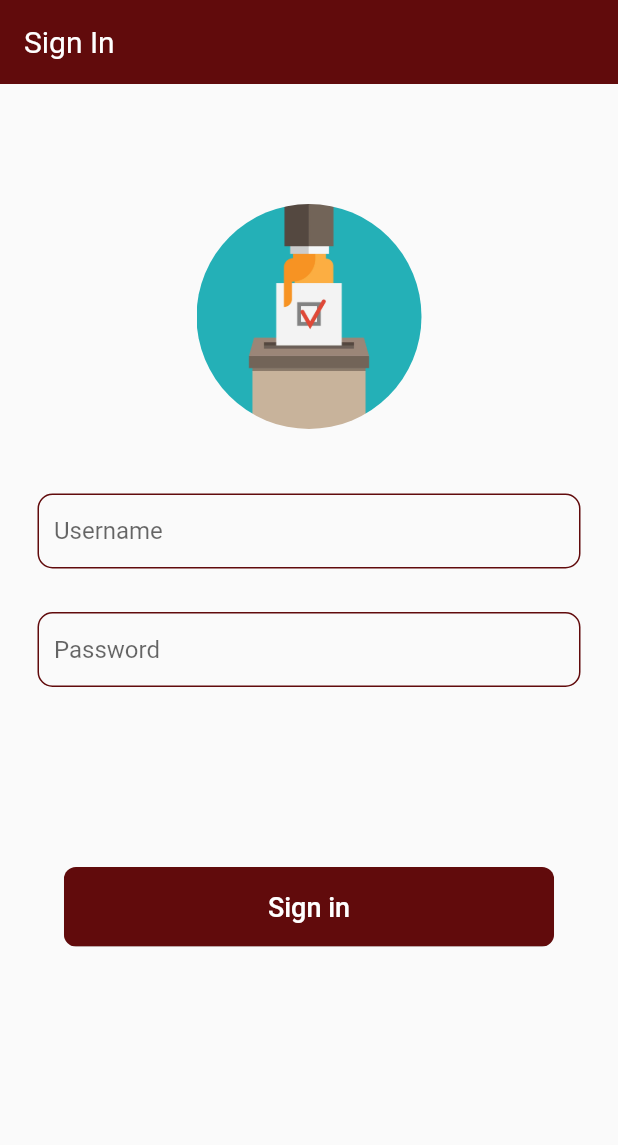
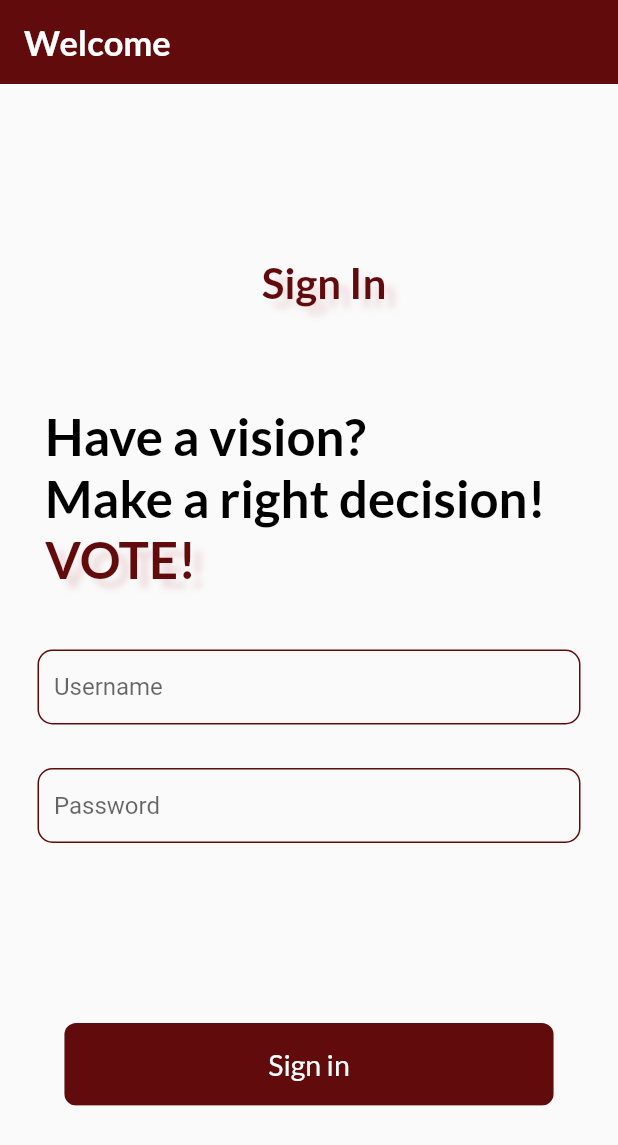
Before and after one commit to joforikwakye/nex_vote_beta, a Flutter app: the screen it shows after launch, on a phone screen of 412 x 824 dp. Shown: the top 1145 px of the screen. Run offline on Flutter 3.47's test engine with Material 2 defaults, Android fonts, the light colour scheme and no system bars; our stand-ins replace animated_splash_screen, flutter_spinkit, google_fonts.

Commit message:
an updated sign in screen. changed the fonts and text shadows

```diff
--- a/lib/screens/sign_in.dart
+++ b/lib/screens/sign_in.dart
@@ -1,4 +1,7 @@
+// ignore_for_file: sort_child_properties_last
+
 import 'package:flutter/material.dart';
+import 'package:google_fonts/google_fonts.dart';
 import 'package:nex_vote_beta/services/http_service.dart';
 import 'package:nex_vote_beta/widgets/loading.dart';
 
@@ -24,42 +27,83 @@ class _SignInState extends State<SignIn> {
             appBar: AppBar(
               // ignore: prefer_const_constructors
               title: Text(
-                'Sign In',
-                style: const TextStyle(
-                  color: Colors.white,
-                  fontWeight: FontWeight.w400,
+                'Welcome',
+                style: GoogleFonts.lato(
+                  textStyle: const TextStyle(fontSize: 23),
+                  fontWeight: FontWeight.bold,
                 ),
               ),
               backgroundColor: const Color(0xff610B0C),
               elevation: 0,
             ),
-            body: SafeArea(
-              child: SingleChildScrollView(
+            body: SingleChildScrollView(
               //THIS PROPERTY PREVENTS THE KEYBOARD FROM COVERING THE SIGN IN BUTTON
               reverse: true,
               child: Column(
                 mainAxisAlignment: MainAxisAlignment.center,
                 children: [
-                    const SizedBox(height: 80),
-                    ClipRRect(
-                      // ignore: sort_child_properties_last
-                      child: Image.asset(
-                        'assets/images/voter-voting.jpeg',
-                        width: 150,
-                        height: 150,
+                  const SizedBox(height: 100),
+
+                  //SIGN IN TEXT
+                  Container(
+                    margin: const EdgeInsets.only(left: 20),
+                    padding: const EdgeInsets.all(15),
+                    child: Text(
+                      'Sign In',
+                      style: GoogleFonts.lato(
+                        textStyle: const TextStyle(
+                          color: Color(0xff610B0C),
+                          fontSize: 28,
+                          fontWeight: FontWeight.bold,
+                          shadows: [
+                            Shadow(
+                              offset: Offset(6.9, 6.0),
+                              blurRadius: 6.0,
+                              color: Color(0xffEDD9DB),
                             ),
-                      borderRadius: BorderRadius.circular(80),
-                    ),
-                    const Center(
-                      child: Text(
-                        '',
-                        style: TextStyle(
-                          fontSize: 20,
-                          fontWeight: FontWeight.bold,
+                          ],
                         ),
                       ),
                     ),
-                    const SizedBox(height: 20),
+                  ),
+                  //END OF SIGN IN STYLING
+
+                  const SizedBox(height: 50),
+                  Container(
+                    margin: const EdgeInsets.only(left: 30),
+                    child: RichText(
+                      text: TextSpan(
+                        style: const TextStyle(
+                          fontWeight: FontWeight.bold,
+                          fontSize: 34,
+                          color: Colors.black,
+                        ),
+                        children: [
+                          TextSpan(
+                              text: 'Have a vision?\n',
+                              style: GoogleFonts.lato()),
+                          TextSpan(
+                              text: 'Make a right decision!',
+                              style: GoogleFonts.lato()),
+                          TextSpan(
+                            text: 'VOTE!',
+                            style: GoogleFonts.lato(
+                              color: Color(0xff610B0C),
+                              shadows: [
+                                Shadow(
+                                  offset: Offset(6.9, 6.0),
+                                  blurRadius: 6.0,
+                                  color: Color(0xffEDD9DB),
+                                ),
+                              ],
+                            ),
+                          ),
+                        ],
+                      ),
+                    ),
+                  ),
+
+                  const SizedBox(height: 40),
 
                   //USERNAME TEXTFIELD
                   Padding(
@@ -122,12 +166,17 @@ class _SignInState extends State<SignIn> {
                   ClipRRect(
                     borderRadius: BorderRadius.circular(8),
                     child: ElevatedButton(
+                      // ignore: prefer_const_constructors
                       child: Padding(
-                          padding: EdgeInsets.symmetric(
+                        padding: const EdgeInsets.symmetric(
                             horizontal: 120.0, vertical: 16),
                         child: Text(
                           'Sign in',
-                            style: TextStyle(fontSize: 18),
+                          style: GoogleFonts.lato(
+                            textStyle: const TextStyle(
+                              fontSize: 19,
+                            ),
+                          ),
                         ),
                       ),
                       onPressed: () async {
@@ -139,8 +188,7 @@ class _SignInState extends State<SignIn> {
                             setState(() {
                               loading = false;
                               var snackBar = const SnackBar(
-                                  content:
-                                      Text('Incorrect username or password'),
+                                content: Text('Incorrect username or password'),
                                 backgroundColor: Colors.red,
                               );
                               ScaffoldMessenger.of(context)
@@ -162,8 +210,7 @@ class _SignInState extends State<SignIn> {
                             content: Text('Please provide credentials'),
                             backgroundColor: Colors.red,
                           );
-                            ScaffoldMessenger.of(context)
-                                .showSnackBar(snackBar);
+                          ScaffoldMessenger.of(context).showSnackBar(snackBar);
                         }
                       },
                       style: ElevatedButton.styleFrom(
@@ -176,7 +223,6 @@ class _SignInState extends State<SignIn> {
                 ],
               ),
             ),
-            ),
           );
   }
 }
--- a/pubspec.yaml
+++ b/pubspec.yaml
@@ -32,6 +32,9 @@ dependencies:
   animated_splash_screen: ^1.3.0
   http: ^0.13.5
   flutter_spinkit: ^5.1.0
+  provider: ^6.0.3
+  google_fonts: ^3.0.1
+
 
 
   # The following adds the Cupertino Icons font to your application.
```
Also changed, not shown: pubspec.lock. Lines whose indentation alone changed are shown as unchanged.
